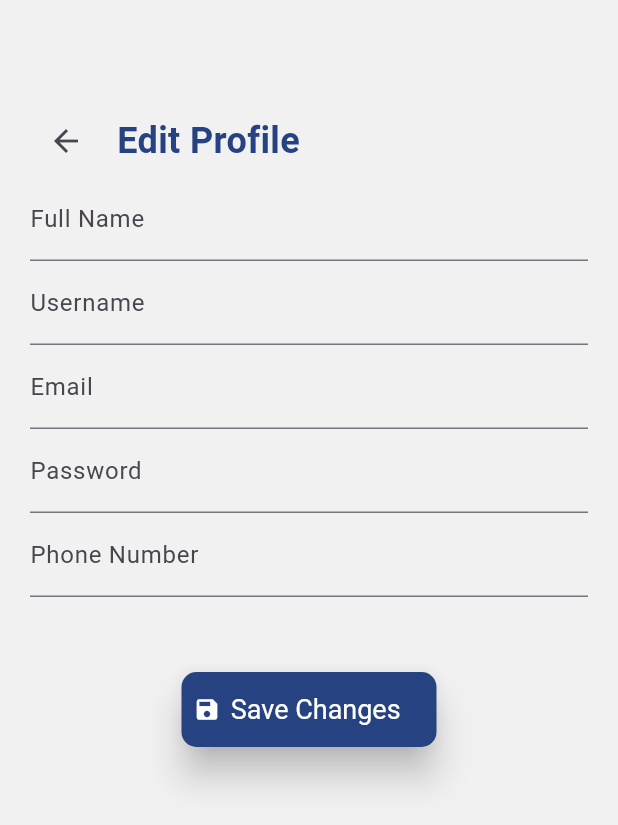
After one commit to a7mdh4am/buspass, a Flutter app: the EditDriverProfileScreen screen opened directly, on a phone screen of 412 x 824 dp. The commit adds this screen. Shown: the top 825 px of the screen. Run offline on Flutter 3.47's test engine with Material 3 defaults, Android fonts, the light colour scheme and no system bars; our stand-ins replace device_preview, firebase_core, firebase_messaging, flutter_svg, shared_preferences; missing offline and left inert: qr_code_scanner; accounts and stored records are empty; project files that could hold a hidden picture were left out.

Commit message:
updated Code

```diff
--- /dev/null
+++ b/lib/Bus-Pass/driver/EditDriverProfileScreen.dart
@@ -0,0 +1,156 @@
+import 'dart:convert';
+import 'package:buss_pass/Bus-Pass/providers/driver_provider.dart';
+import 'package:flutter/material.dart';
+import 'package:http/http.dart' as http;
+import 'package:provider/provider.dart';
+import 'package:shared_preferences/shared_preferences.dart';
+
+class EditDriverProfileScreen extends StatefulWidget {
+  const EditDriverProfileScreen({super.key});
+
+  @override
+  // ignore: library_private_types_in_public_api
+  _EditDriverProfileScreenState createState() =>
+      _EditDriverProfileScreenState();
+}
+
+class _EditDriverProfileScreenState extends State<EditDriverProfileScreen> {
+  TextEditingController fullNameController = TextEditingController();
+  TextEditingController emailController = TextEditingController();
+  TextEditingController usernameController = TextEditingController();
+  TextEditingController phoneController = TextEditingController();
+  TextEditingController passwordController = TextEditingController();
+
+  Future<void> updateProfile() async {
+    SharedPreferences prefs = await SharedPreferences.getInstance();
+    String? id = prefs.getInt('user_Id').toString();
+    String apiUrl = 'http://busspass.somee.com/api/Driver/$id';
+
+    Map<String, dynamic> profileData = {
+      'fullName': fullNameController.text,
+      'email': emailController.text,
+      'phoneNumber': phoneController.text,
+      'username': usernameController.text,
+      'passwordHash': passwordController.text,
+    };
+
+    try {
+      final response = await http.put(
+        Uri.parse(apiUrl),
+        body: json.encode(profileData),
+        headers: {'Content-Type': 'application/json'},
+      );
+
+      if (response.statusCode == 204) {
+        Navigator.pop(context);
+      } else {
+        print('Failed to update profile: ${response.body}');
+      }
+    } catch (error) {
+      print('Error updating profile: $error');
+    }
+  }
+
+  @override
+  Widget build(BuildContext context) {
+    return Scaffold(
+      // appBar: AppBar(
+      //   title: const Text('Edit Profile'),
+      // ),
+      body: Container(
+        color: const Color.fromRGBO(241, 241, 241, 1),
+        child: Padding(
+          padding: const EdgeInsets.fromLTRB(20, 70, 20, 20),
+          child: Column(
+            crossAxisAlignment: CrossAxisAlignment.start,
+            children: [
+              Row(
+                children: [
+                  IconButton(
+                    icon: const Icon(Icons.arrow_back),
+                    onPressed: () {
+                      Navigator.of(context).pop();
+                    },
+                  ),
+                  const SizedBox(
+                    width: 10,
+                  ),
+                  const Text(
+                    'Edit Profile',
+                    style: TextStyle(
+                      fontSize: 24,
+                      fontWeight: FontWeight.bold,
+                      color: Color.fromRGBO(39, 66, 129, 1),
+                    ),
+                  ),
+                ],
+              ),
+              TextField(
+                controller: fullNameController,
+                decoration: const InputDecoration(labelText: 'Full Name'),
+              ),
+              TextField(
+                controller: usernameController,
+                decoration: const InputDecoration(labelText: 'Username'),
+              ),
+              TextField(
+                controller: emailController,
+                decoration: const InputDecoration(labelText: 'Email'),
+              ),
+              TextField(
+                controller: passwordController,
+                decoration: const InputDecoration(labelText: 'Password'),
+                obscureText: true,
+              ),
+              TextField(
+                controller: phoneController,
+                decoration: const InputDecoration(labelText: 'Phone Number'),
+              ),
+              const SizedBox(height: 50),
+              Row(
+                mainAxisAlignment: MainAxisAlignment.center,
+                children: [
+                  ElevatedButton.icon(
+                    style: ElevatedButton.styleFrom(
+                      padding: const EdgeInsets.all(8.0),
+                      fixedSize: const Size(170, 50),
+                      textStyle: const TextStyle(
+                        fontSize: 18,
+                      ),
+                      backgroundColor: const Color.fromRGBO(39, 66, 129, 1),
+                      foregroundColor: Colors.white,
+                      elevation: 10,
+                      alignment: Alignment.centerLeft,
+                      shape: RoundedRectangleBorder(
+                        borderRadius: BorderRadius.circular(10.0),
+                      ),
+                    ),
+                    icon: const Icon(Icons.save),
+                    label: const Text('Save Changes'),
+                    onPressed: () {
+                      Provider.of<DriverProvider>(context, listen: false)
+                          .updateDriverInformation(
+                              email: emailController.text,
+                              fullName: fullNameController.text,
+                              phoneNumber: phoneController.text);
+                      // Call the method to update profile
+                      updateProfile();
+                    },
+                  ),
+                ],
+              ),
+            ],
+          ),
+        ),
+      ),
+    );
+  }
+
+  @override
+  void dispose() {
+    fullNameController.dispose();
+    emailController.dispose();
+    phoneController.dispose();
+    super.dispose();
+  }
+}
--- a/lib/Bus-Pass/home/widgets/help.dart
+++ b/lib/Bus-Pass/home/widgets/help.dart
@@ -56,7 +56,7 @@ class HelpPage extends StatelessWidget {
                 Icon(Icons.email, size: 25),
                 SizedBox(width: 10),
                 Text(
-                  'Email: b.pass@gmail.com',
+                  'Email: bpass1539@gmail.com',
                   style: TextStyle(fontSize: 18),
                 ),
               ],
@@ -67,7 +67,7 @@ class HelpPage extends StatelessWidget {
                 Icon(Icons.phone, size: 25),
                 SizedBox(width: 10),
                 Text(
-                  'Phone: +20 109 876 5432',
+                  'Phone: +20 122 273 3443',
                   style: TextStyle(fontSize: 18),
                 ),
               ],
--- a/lib/Bus-Pass/home/widgets/trip_details_body.dart
+++ b/lib/Bus-Pass/home/widgets/trip_details_body.dart
@@ -33,7 +33,7 @@ class TripDetailsBody extends StatelessWidget {
     return TripDetailsBody(
       key: UniqueKey(),
       driverName: json['driverName'] as String?,
-      driverPhone: json['driverPhone'] as String ?? '',
+      driverPhone: json['driverPhone'] as String?,
       date: json['departureTime'] as String?,
       toStationName: json['toStationName'] as String?,
       fromStationName: json['fromStationName'] as String?,
```
Also changed, not shown: lib/Bus-Pass/Apis/tmp.dart (deleted, +0 -82 lines), lib/Bus-Pass/auth/login_screen.dart (+22 -12 lines), lib/Bus-Pass/driver/AttendanceScanPage.dart (+22 -2 lines), lib/Bus-Pass/home/widgets/receipts_screen.dart (+55 -15 lines), 1 other file.
